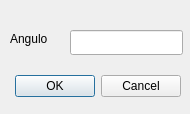
Before: the Qt Designer form sistema-grafico-interativo/src/qt_design/run_window.ui in Brenda-Machado/computacao-grafica, drawn with Qt 5.
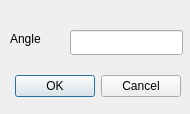
After: the same form once the commit is applied.

What changed in the file:
```diff
--- a/sistema-grafico-interativo/src/qt_design/run_window.ui
+++ b/sistema-grafico-interativo/src/qt_design/run_window.ui
@@ -39,7 +39,7 @@
     </rect>
    </property>
    <property name="text">
-    <string>Angulo</string>
+    <string>Angle</string>
    </property>
   </widget>
   <widget class="QLineEdit" name="rot_angulo">
```
